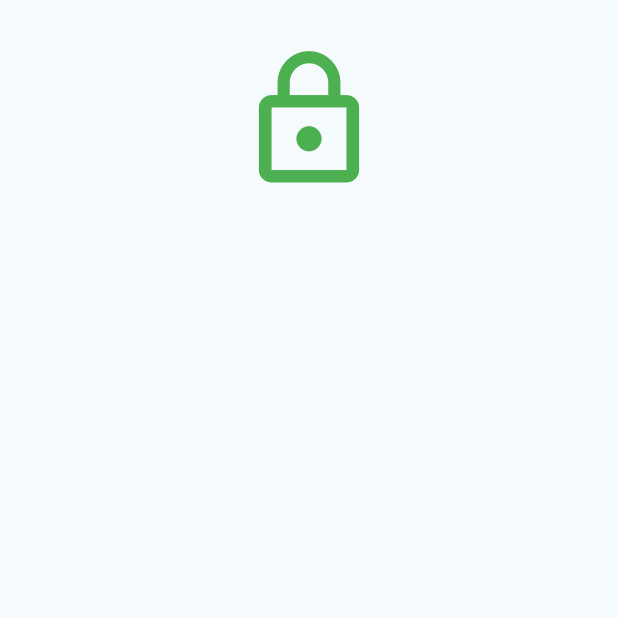
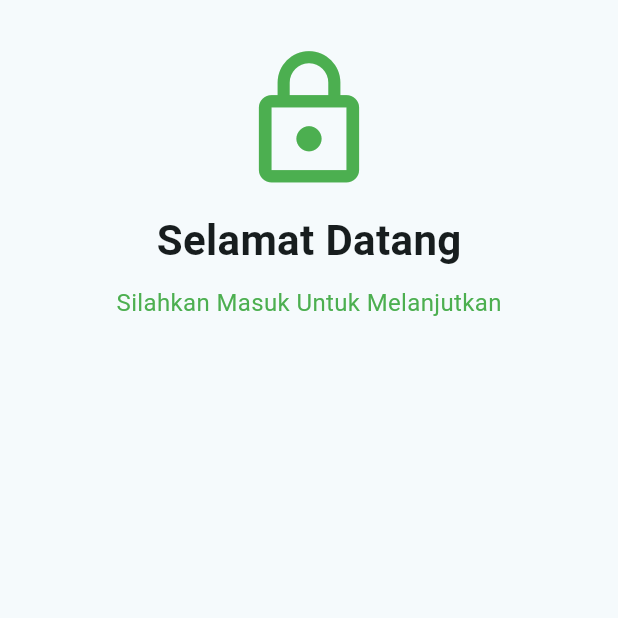
Before and after one commit to cendyal-hub/KB1179_1123150136_UTS, a Flutter app: the Login screen opened directly, on a phone screen of 412 x 824 dp, the top half of it. Run offline on Flutter 3.47's test engine with Material 3 defaults, Android fonts, the phone set to English and light mode, and no system bars.

Commit message:
menambahkan teks selamat datang di file Login

```diff
--- a/lib/screen/Login.dart
+++ b/lib/screen/Login.dart
@@ -20,6 +20,25 @@ class Login extends StatelessWidget {
                   size: 100.0,
                   color: Colors.green,
                 ),
+                SizedBox(height: 10),
+                Center(
+                  child: Text(
+                    "Selamat Datang",
+                    style: TextStyle(
+                      fontSize: 28.0,
+                      fontWeight: FontWeight.bold,
+                    ),
+                  ),
+                ),
+                SizedBox(height: 10),
+                Center(
+                    child: Text("Silahkan Masuk Untuk Melanjutkan",
+                      style: TextStyle(
+                        fontSize: 16.0,
+                        color: Colors.green,
+                      ),
+                    ),
+                )
               ],
             ),
           ),
```
